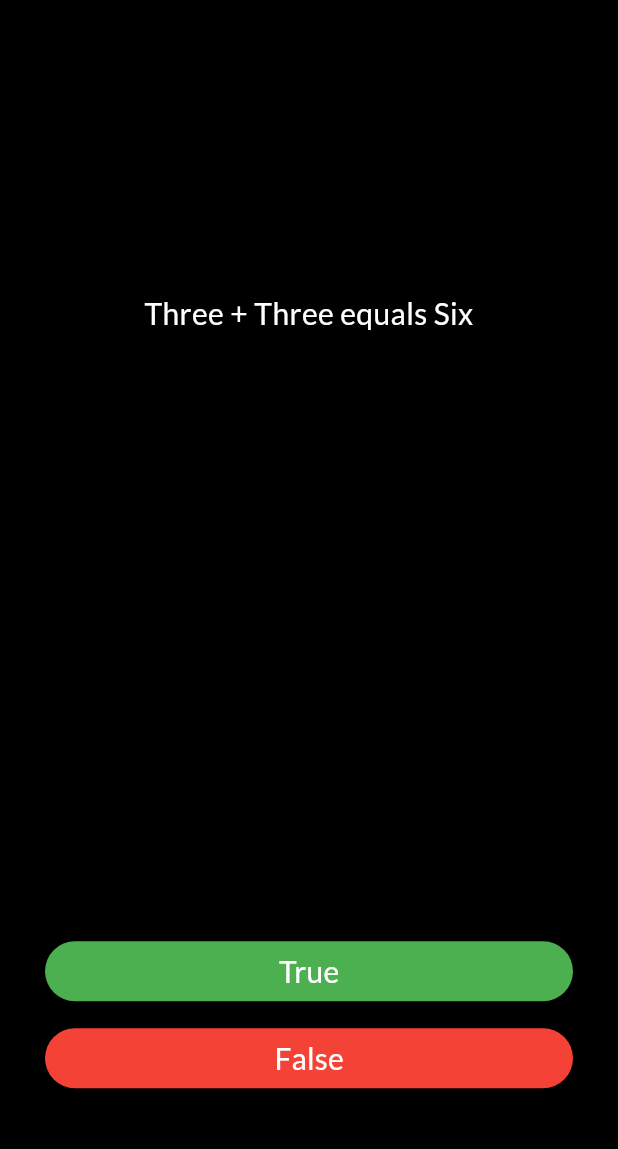
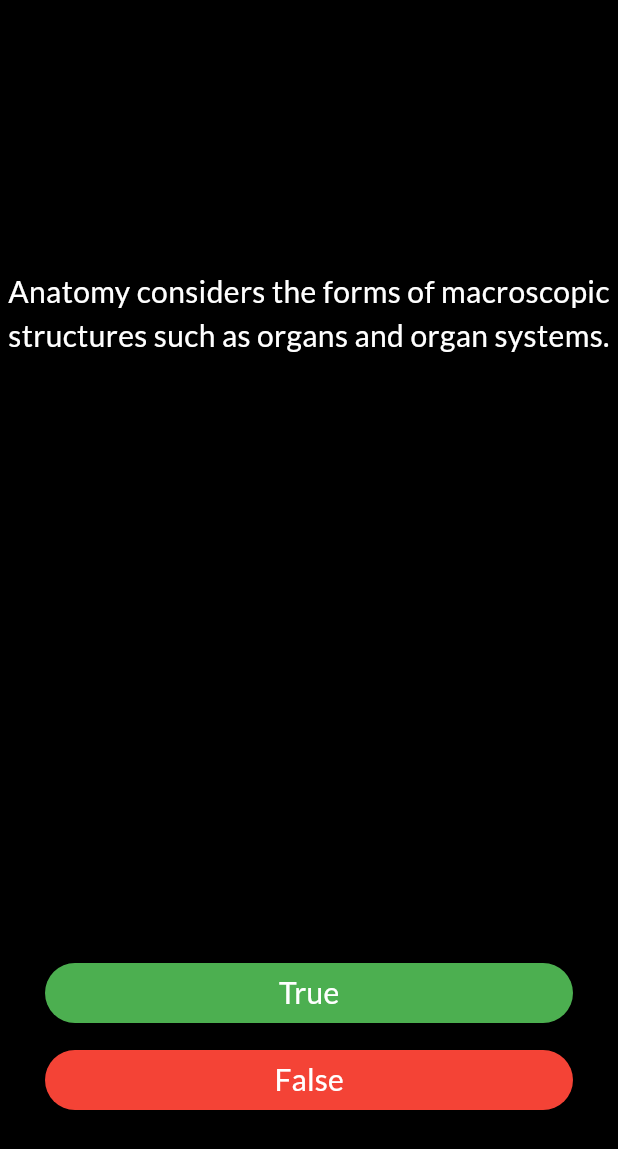
Before and after one commit to alexmortelsison/QuizApp_True_Or_False, a Flutter app: the screen it shows after launch, after a tap on "True", after a tap on "False", on a phone screen of 412 x 824 dp. Shown: the top 1149 px of the screen. Run offline on Flutter 3.47's test engine with Material 3 defaults, Android fonts, the light colour scheme and no system bars; our stand-ins replace google_fonts.

Commit message:
updated UI

```diff
--- a/lib/main.dart
+++ b/lib/main.dart
@@ -1,5 +1,8 @@
 import 'package:flutter/material.dart';
 import 'package:google_fonts/google_fonts.dart';
+import 'package:quiz_true_or_false/quiz_brain.dart';
+
+QuizBrain quizBrain = QuizBrain();
 
 void main() {
   runApp(const Quiz());
@@ -27,15 +30,8 @@
 }
 
 class _QuizzlyState extends State<Quizzly> {
-  List<String> questions = [
-    "One + One equals Two",
-    "Two + Two equals Four",
-    "Three + Three equals Six"
-  ];
-
   List<bool> answers = [true, true, true];
 
-  int questionNumber = 0;
   @override
   Widget build(BuildContext context) {
     return Container(
@@ -47,7 +43,7 @@
           children: [
             Center(
               child: Text(
-                questions[questionNumber],
+                quizBrain.getQuestionText(),
                 style: GoogleFonts.lato(
                   fontSize: 20,
                   color: Colors.white,
@@ -68,12 +64,12 @@
                       backgroundColor: Colors.green,
                     ),
                     onPressed: () {
-                      bool correctAnswer = answers[questionNumber];
+                      bool correctAnswer = quizBrain.getCorrectAnswer();
 
                       if (correctAnswer == true) {
                       } else {}
                       setState(() {
-                        questionNumber++;
+                        quizBrain.nextQuestion();
                       });
                     },
                     child: Text(
@@ -93,7 +89,7 @@
                     ),
                     onPressed: () {
                       setState(() {
-                        questionNumber++;
+                        quizBrain.nextQuestion();
                       });
                     },
                     child: Text(
--- a/lib/question.dart
+++ b/lib/question.dart
@@ -2,7 +2,7 @@ class Question {
   late String questionText;
   late bool questionAnswer;
 
-  Question(String q, bool a) {
+  Question({required String q, required bool a}) {
     questionText = q;
     questionAnswer = a;
   }
--- a/lib/quiz_brain.dart
+++ b/lib/quiz_brain.dart
@@ -0,0 +1,45 @@
+import 'package:quiz_true_or_false/question.dart';
+
+class QuizBrain {
+  int _questionNumber = 0;
+  final List<Question> _questionBank = [
+    Question(
+      q: "Albert Einstein had trouble with mathematics when he was in school.",
+      a: false,
+    ),
+    Question(
+      q: "The vapor produced by e-cigarettes is actually water.",
+      a: false,
+    ),
+    Question(
+      q: "Anatomy considers the forms of macroscopic structures such as organs and organ systems.",
+      a: true,
+    ),
+    Question(
+      q: "Instant mashed potatoes were invented by Canadian Edward Asselbergs in 1962.",
+      a: true,
+    ),
+    Question(
+      q: "Tupac Shakur died due to complications from being stabbed in 1996.",
+      a: false,
+    ),
+    Question(
+      q: "In \"Star Trek\", Klingons are aliens.",
+      a: true,
+    ),
+  ];
+
+  void nextQuestion() {
+    if (_questionNumber <= _questionBank.length - 1) {
+      _questionNumber++;
+    }
+  }
+
+  bool getCorrectAnswer() {
+    return _questionBank[_questionNumber].questionAnswer;
+  }
+
+  String getQuestionText() {
+    return _questionBank[_questionNumber].questionText;
+  }
+}
```
